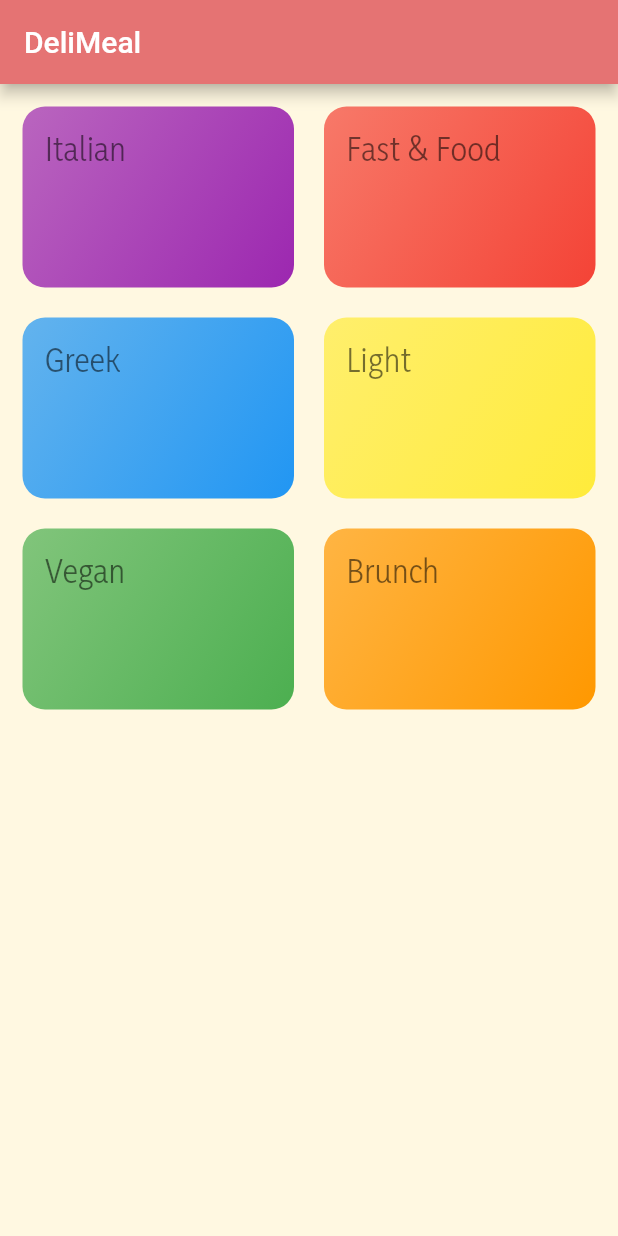
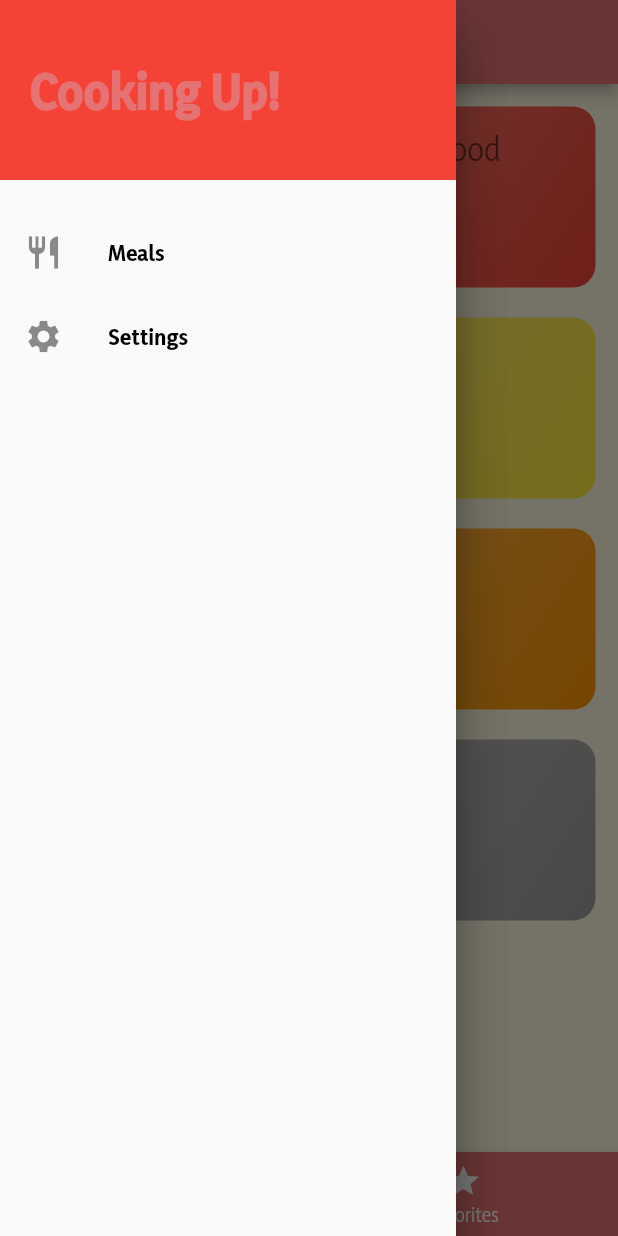
Before and after one commit to SerKleanthis/meal_app, a Flutter app: the screen it shows after launch, with the side drawer open (before the commit the screen has no drawer), on a phone screen of 412 x 824 dp. Run offline on Flutter 3.47's test engine with Material 2 defaults, Android fonts, the phone set to English and light mode, and no system bars.

Commit message:
Drawer added

```diff
--- a/lib/data/dummy_data.dart
+++ b/lib/data/dummy_data.dart
@@ -32,6 +32,16 @@ const dummyCategories = [
     id: 'c6',
     title: 'Brunch',
     color: Colors.orange,
+  ),
+  Categoryy(
+    id: 'c7',
+    title: 'Launch',
+    color: Colors.amber,
+  ),
+  Categoryy(
+    id: 'c8',
+    title: 'Dinner',
+    color: Colors.grey,
   ),
 ];
 
--- a/lib/importing_all.dart
+++ b/lib/importing_all.dart
@@ -8,10 +8,14 @@ export './models/meal.dart';
 export './screens/screen_categories.dart';
 export './screens/screen_meals.dart';
 export './screens/screen_meal_details.dart';
+export './screens/screen_categories.dart';
+export './screens/screen_tabs.dart';
+export './screens/screen_favorites.dart';
 
 // Widgets
 export './widgets/category_item.dart';
 export './widgets/meal_item.dart';
+export './widgets/main_drawer.dart';
 
 // Data
 export './data/dummy_data.dart';
--- a/lib/main.dart
+++ b/lib/main.dart
@@ -19,11 +19,11 @@ class _MyAppState extends State<MyApp> {
           primaryVariant: Colors.red.shade500,
           secondary: Colors.red.shade500,
           secondaryVariant: Colors.red.shade700,
-          surface: Colors.grey.shade200,
+          surface: Colors.grey.shade400,
           background: Colors.white,
           error: Colors.red,
           onPrimary: Colors.white,
-          onSecondary: Colors.white,
+          onSecondary: Colors.amber,
           onSurface: Colors.black,
           onBackground: Colors.black,
           onError: Colors.black,
@@ -43,7 +43,7 @@ class _MyAppState extends State<MyApp> {
             ),
       ),
       // home: CategoriesScreen(),
-      initialRoute: InitialScreen.routeName,
+      initialRoute: TabsScreen.routeName,
       onGenerateRoute: RouteGenerator.generateRoute,
     );
   }
--- a/lib/route/route_generator.dart
+++ b/lib/route/route_generator.dart
@@ -1,14 +1,16 @@
 import 'package:flutter/material.dart';
-import 'package:meal_app/importing_all.dart';
-import 'package:meal_app/models/meal.dart';
-import 'package:meal_app/screens/screen_categories.dart';
-import 'package:meal_app/screens/screen_meals.dart';
+import 'package:meal_app/screens/screen_favorites.dart';
+import '../importing_all.dart';
 
 class RouteGenerator {
   static Route<dynamic> generateRoute(RouteSettings settings) {
     switch (settings.name) {
       case '/':
+        // return MaterialPageRoute(builder: (_) => InitialScreen());
+        return MaterialPageRoute(builder: (_) => TabsScreen());
+      case '/init':
         return MaterialPageRoute(builder: (_) => InitialScreen());
+      // return MaterialPageRoute(builder: (_) => TabsScreen());
       case '/meals':
         final args = settings.arguments as MealsScreen;
         if (args is MealsScreen) {
@@ -27,6 +29,8 @@ class RouteGenerator {
           return MaterialPageRoute(builder: (_) => MealDetailsScreen(args));
         }
         return _errorRoute();
+      case '/favorites':
+        return MaterialPageRoute(builder: (_) => FavoritesScreen());
       default:
         return _errorRoute();
     }
--- a/lib/screens/screen_categories.dart
+++ b/lib/screens/screen_categories.dart
@@ -2,14 +2,10 @@ import 'package:flutter/material.dart';
 import '../importing_all.dart';
 
 class InitialScreen extends StatelessWidget {
-  static String routeName = '/';
+  static String routeName = '/init';
   @override
   Widget build(BuildContext context) {
-    return Scaffold(
-      appBar: AppBar(
-        title: Text('DeliMeal'),
-      ),
-      body: GridView(
+    return GridView(
       padding: const EdgeInsets.all(15),
       gridDelegate: const SliverGridDelegateWithMaxCrossAxisExtent(
         maxCrossAxisExtent: 200,
@@ -24,7 +20,6 @@ class InitialScreen extends StatelessWidget {
                 d.color,
               ))
           .toList(),
-      ),
     );
   }
 }
--- /dev/null
+++ b/lib/screens/screen_favorites.dart
@@ -0,0 +1,8 @@
+import 'package:flutter/material.dart';
+
+class FavoritesScreen extends StatelessWidget {
+  @override
+  Widget build(BuildContext context) {
+    return Container();
+  }
+}
--- /dev/null
+++ b/lib/screens/screen_tabs.dart
@@ -0,0 +1,72 @@
+import 'package:flutter/material.dart';
+import '../importing_all.dart';
+
+class TabsScreen extends StatefulWidget {
+  static String routeName = '/';
+  @override
+  _TabsScreenState createState() => _TabsScreenState();
+}
+
+class _TabsScreenState extends State<TabsScreen> {
+  final List<Map<String, dynamic>> _pages = [
+    {'page': InitialScreen(), 'title': 'Categories'},
+    {'page': FavoritesScreen(), 'title': 'Favorites'},
+  ];
+
+  int _selectedPageIndex = 0;
+
+  void _selectPage(int index) {
+    setState(() {
+      _selectedPageIndex = index;
+    });
+  }
+
+  @override
+  Widget build(BuildContext context) {
+    return Scaffold(
+      appBar: AppBar(
+        title: Text(_pages[_selectedPageIndex]['title']),
+        // bottom: const TabBar(
+        //   tabs: [
+        //     Tab(
+        //       icon: Icon(Icons.category),
+        //       text: 'Categories',
+        //     ),
+        //     Tab(
+        //       icon: Icon(Icons.star),
+        //       text: 'Favorites',
+        //     ),
+        //   ],
+        // ),
+      ),
+      drawer: Drawer(
+        child: MainDrawer(),
+      ),
+      body: _pages[_selectedPageIndex]['page'],
+      bottomNavigationBar: BottomNavigationBar(
+        onTap: _selectPage,
+        backgroundColor: Theme.of(context).colorScheme.primary,
+        unselectedItemColor: Theme.of(context).colorScheme.background,
+        selectedItemColor: Theme.of(context).colorScheme.onSecondary,
+        currentIndex: _selectedPageIndex,
+        type: BottomNavigationBarType.fixed,
+        items: const [
+          BottomNavigationBarItem(
+            // backgroundColor: Theme.of(context).colorScheme.primary,
+            icon: Icon(Icons.category),
+            label: 'Categories',
+          ),
+          BottomNavigationBarItem(
+            // backgroundColor: Theme.of(context).colorScheme.primary,
+            icon: Icon(Icons.star),
+            label: 'Favorites',
+            // title: Text('Favorites'),
+          ),
+        ],
+      ),
+      //     TabBarView(
+      //   children: [InitialScreen(), FavoritesScreen()],
+      // ),
+    );
+  }
+}
--- /dev/null
+++ b/lib/widgets/main_drawer.dart
@@ -0,0 +1,47 @@
+import 'package:flutter/material.dart';
+
+class MainDrawer extends StatelessWidget {
+  Widget buildListTile(String title, IconData icon) {
+    return ListTile(
+      leading: Icon(
+        icon,
+        size: 26,
+      ),
+      title: Text(
+        title,
+        style: const TextStyle(fontWeight: FontWeight.bold),
+      ),
+    );
+  }
+
+  @override
+  Widget build(BuildContext context) {
+    return Drawer(
+      child: Column(
+        children: [
+          Container(
+            height: 120,
+            width: double.infinity,
+            padding: const EdgeInsets.all(20),
+            alignment: Alignment.centerLeft,
+            decoration:
+                BoxDecoration(color: Theme.of(context).colorScheme.secondary),
+            child: Text(
+              'Cooking Up!',
+              style: TextStyle(
+                fontWeight: FontWeight.w900,
+                fontSize: 30,
+                color: Theme.of(context).colorScheme.primary,
+              ),
+            ),
+          ),
+          const SizedBox(
+            height: 20,
+          ),
+          buildListTile('Meals', Icons.restaurant),
+          buildListTile('Settings', Icons.settings),
+        ],
+      ),
+    );
+  }
+}
```
Lines whose indentation alone changed are shown as unchanged.
